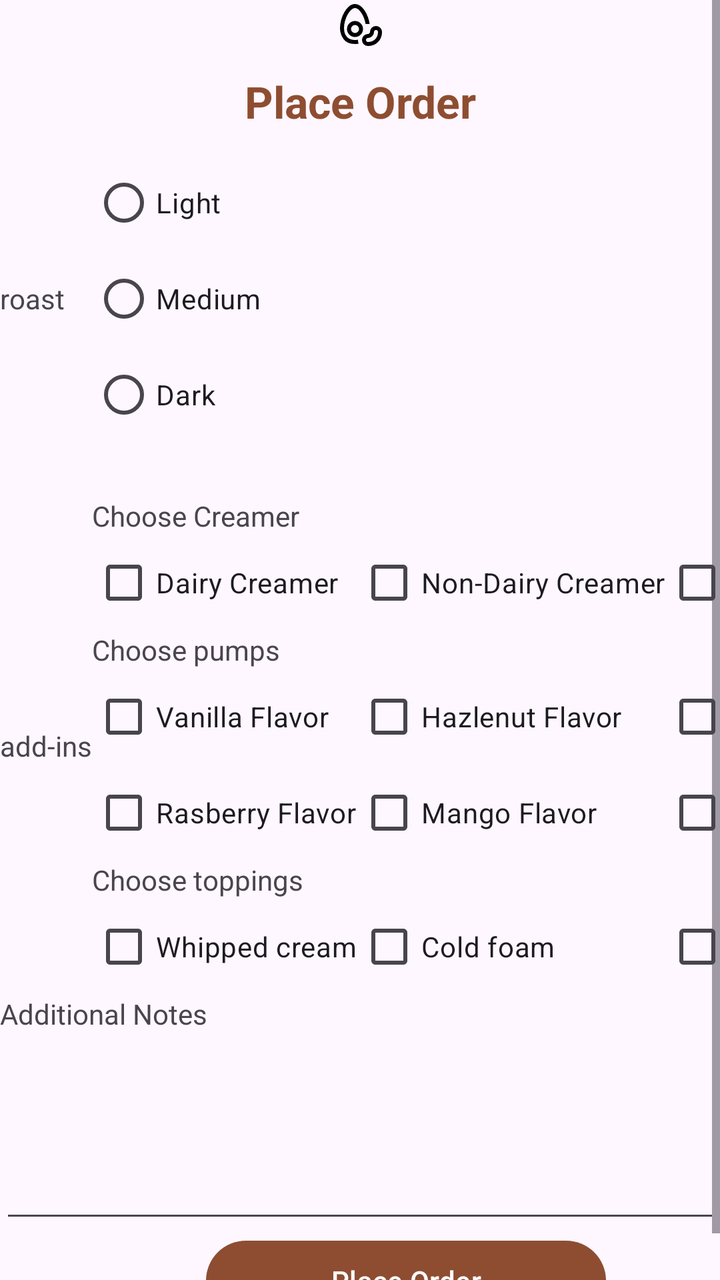
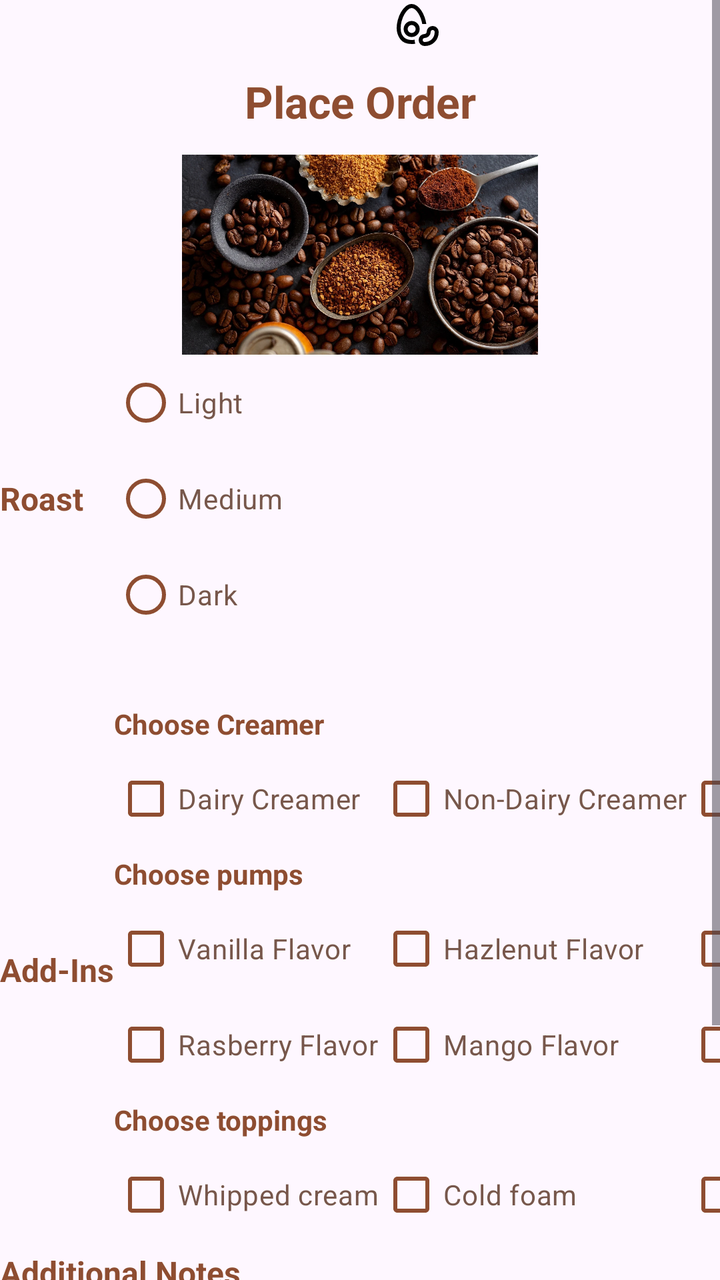

An Android layout rendered at two revisions. The XML below is the earlier revision; the diff shows what the commit changed to produce the second picture.
<!-- AndroidManifest.xml: application theme Theme.CoffeeMid -->
<!-- res/layout/activity_order_menu.xml -->
<?xml version="1.0" encoding="utf-8"?>
<ScrollView xmlns:android="http://schemas.android.com/apk/res/android"
    xmlns:app="http://schemas.android.com/apk/res-auto"
    xmlns:tools="http://schemas.android.com/tools"
    android:id="@+id/main"
    android:layout_width="match_parent"
    android:layout_height="match_parent"
    android:fillViewport="true"
    >

    <GridLayout
        android:layout_width="match_parent"
        android:layout_height="match_parent"
        android:scrollbars="vertical"
        android:columnCount="2"
        tools:context=".OrderMenu">

        <ImageView
            android:id="@+id/BeanIcon"
            android:layout_width="match_parent"
            android:layout_height="wrap_content"
            android:layout_columnSpan="2"

            android:src="@drawable/outline_avocado_bean_24"
            android:contentDescription="@string/app_logo"
            />

        <TextView
            android:id="@+id/menu_title"
            style="@style/AppTitle"
            android:text="Place Order"
            />

        <TextView
            android:id="@+id/roast_textview"
            android:layout_gravity="center_vertical"
            android:text="roast"
            />

        <RadioGroup
            android:id="@+id/roast_radio">

            <RadioButton
                android:id="@+id/light_opt"
                android:layout_width="wrap_content"
                android:layout_height="wrap_content"
                android:text="Light" />

            <RadioButton
                android:id="@+id/medium_opt"
                android:layout_width="wrap_content"
                android:layout_height="wrap_content"
                android:text="Medium" />

            <RadioButton
                android:id="@+id/dark_opt"
                android:layout_width="wrap_content"
                android:layout_height="wrap_content"
                android:text="Dark" />
        </RadioGroup>

        <TextView
            android:id="@+id/validation_textview"
            android:layout_width="match_parent"
            android:layout_height="wrap_content"
            android:layout_columnSpan="2"
            android:textColor="#CC0000"
            android:textStyle="bold"
            android:paddingTop="4dp"
            android:paddingBottom="4dp"
            android:text="" />

        
        <TextView
            android:id="@+id/addin_textview"
            android:layout_gravity="center_vertical"
            android:text="add-ins"
            />

        <GridLayout
            android:id="@+id/addin_Layout"
            android:layout_width="match_parent"
            android:columnCount="3">

            <TextView
                android:id="@+id/Dairy_Section_textview"
                android:layout_width="match_parent"
                android:layout_columnSpan="3"

                android:text="Choose Creamer"/>
            <CheckBox android:id="@+id/dairyCreamer" android:text="Dairy Creamer"/>
            <CheckBox android:id="@+id/nondairyCreamer" android:text="Non-Dairy Creamer"/>
            <CheckBox android:id="@+id/hahCreamer" android:text="half-half"/>

            <TextView
                android:id="@+id/Pumps_Section_textview"
                android:layout_width="match_parent"
                android:layout_columnSpan="3"

                android:text="Choose pumps"/>
            <CheckBox android:id="@+id/vanillaPump" android:text="Vanilla Flavor"/>
            <CheckBox android:id="@+id/hazlePump" android:text="Hazlenut Flavor"/>
            <CheckBox android:id="@+id/coconutPump" android:text="Coconut Flavor"/>
            <CheckBox android:id="@+id/rasberryPump" android:text="Rasberry Flavor"/>
            <CheckBox android:id="@+id/mangoPump" android:text="Mango Flavor"/>
            <CheckBox android:id="@+id/chocoPump" android:text="Chocolate Flavor"/>

            <TextView
                android:id="@+id/topping_Section_textview"
                android:layout_width="match_parent"
                android:layout_columnSpan="3"

                android:text="Choose toppings"/>
            <CheckBox android:id="@+id/whipTopping" android:text="Whipped cream"/>
            <CheckBox android:id="@+id/foamTopping" android:text="Cold foam"/>
            <CheckBox android:id="@+id/caramelTopping" android:text="Caramel syrup"/>
        </GridLayout>

        <TextView
            android:id="@+id/AdditionalNotes"
            android:layout_width="match_parent"
            android:layout_height="wrap_content"
            android:layout_columnSpan="2"

            android:text="Additional Notes"/>
        <EditText
            android:id="@+id/noteEditor"
            android:layout_width="match_parent"
            android:layout_height="100dp"
            android:layout_columnSpan="2"/>

        <Button
            android:id="@+id/submit_order"
            android:layout_width="200dp"
            android:layout_columnSpan="2"

            android:layout_gravity="center_horizontal"

            android:text="Place Order"
            />

    </GridLayout>
</ScrollView>
<!-- resources referenced by this layout -->
<resources>
  <!-- drawable outline_avocado_bean_24: vector/xml drawable (drawable, 2052 chars, omitted) -->
  <string name="app_logo">App_Logo</string>
  <style name="AppTitle">
          <item name="android:textSize">22sp</item>
          <item name="android:textStyle">bold</item>
          <item name="android:layout_width">match_parent</item>
          <item name="android:layout_height">wrap_content</item>
          <item name="android:paddingTop">12dp</item>
          <item name="android:paddingBottom">12dp</item>
          <item name="android:textAlignment">center</item>
          <item name="android:layout_columnSpan">2</item>
          <item name="android:textColor">?attr/colorPrimary</item>
      </style>
  <style name="Theme.CoffeeMid" parent="Base.Theme.CoffeeMid" />
  <style name="Base.Theme.CoffeeMid" parent="Theme.Material3.DayNight.NoActionBar">
          <item name="colorPrimary">@color/coffee_primary</item>
          <item name="colorSecondary">@color/coffee_secondary</item>
          <item name="colorSurface">@color/coffee_surface</item>
      </style>
  <color name="coffee_primary">#8e4d31</color>
  <color name="coffee_secondary">#77574b</color>
  <color name="coffee_surface">#685e30</color>
</resources>

<!-- the commit's change to res/layout/activity_order_menu.xml (unified diff, before → after) -->
@@ -10,16 +10,18 @@
 
     <GridLayout
         android:layout_width="match_parent"
-        android:layout_height="match_parent"
+        android:layout_height="wrap_content"
         android:scrollbars="vertical"
         android:columnCount="2"
         tools:context=".OrderMenu">
+
 
         <ImageView
             android:id="@+id/BeanIcon"
             android:layout_width="match_parent"
             android:layout_height="wrap_content"
             android:layout_columnSpan="2"
+            style="@style/HeaderLogo"
 
             android:src="@drawable/outline_avocado_bean_24"
             android:contentDescription="@string/app_logo"
@@ -28,13 +30,22 @@
         <TextView
             android:id="@+id/menu_title"
             style="@style/AppTitle"
-            android:text="Place Order"
+            android:text="@string/place_order_menu"
+            />
+
+
+        <ImageView
+            android:layout_width="wrap_content"
+            android:layout_height="100dp"
+            android:layout_columnSpan="2"
+            android:src="@drawable/coffee_grounds"
             />
 
         <TextView
             android:id="@+id/roast_textview"
             android:layout_gravity="center_vertical"
-            android:text="roast"
+            style="@style/Header2"
+            android:text="@string/roast_menu"
             />
 
         <RadioGroup
@@ -44,19 +55,25 @@
                 android:id="@+id/light_opt"
                 android:layout_width="wrap_content"
                 android:layout_height="wrap_content"
-                android:text="Light" />
+                style="@style/Option"
+
+                android:text="@string/light_menu" />
 
             <RadioButton
                 android:id="@+id/medium_opt"
                 android:layout_width="wrap_content"
                 android:layout_height="wrap_content"
-                android:text="Medium" />
+                style="@style/Option"
+
+                android:text="@string/medium_menu" />
 
             <RadioButton
                 android:id="@+id/dark_opt"
                 android:layout_width="wrap_content"
                 android:layout_height="wrap_content"
-                android:text="Dark" />
+                style="@style/Option"
+
+                android:text="@string/dark_menu" />
         </RadioGroup>
 
         <TextView
@@ -74,55 +91,57 @@
         <TextView
             android:id="@+id/addin_textview"
             android:layout_gravity="center_vertical"
-            android:text="add-ins"
+            style="@style/Header2"
+            android:text="@string/add_ins_menu"
             />
 
         <GridLayout
             android:id="@+id/addin_Layout"
-            android:layout_width="match_parent"
+            android:layout_width="wrap_content"
             android:columnCount="3">
 
             <TextView
                 android:id="@+id/Dairy_Section_textview"
-                android:layout_width="match_parent"
+                style="@style/Header3"
                 android:layout_columnSpan="3"
 
-                android:text="Choose Creamer"/>
-            <CheckBox android:id="@+id/dairyCreamer" android:text="Dairy Creamer"/>
-            <CheckBox android:id="@+id/nondairyCreamer" android:text="Non-Dairy Creamer"/>
-            <CheckBox android:id="@+id/hahCreamer" android:text="half-half"/>
+                android:text="@string/choose_creamer_menu"/>
+            <CheckBox android:id="@+id/dairyCreamer" android:text="@string/dairy_creamer" style="@style/Option"/>
+            <CheckBox android:id="@+id/nondairyCreamer" android:text="@string/non_dairy_creamer" style="@style/Option"/>
+            <CheckBox android:id="@+id/hahCreamer" android:text="@string/half_half" style="@style/Option"/>
 
             <TextView
                 android:id="@+id/Pumps_Section_textview"
-                android:layout_width="match_parent"
+                style="@style/Header3"
                 android:layout_columnSpan="3"
 
-                android:text="Choose pumps"/>
-            <CheckBox android:id="@+id/vanillaPump" android:text="Vanilla Flavor"/>
-            <CheckBox android:id="@+id/hazlePump" android:text="Hazlenut Flavor"/>
-            <CheckBox android:id="@+id/coconutPump" android:text="Coconut Flavor"/>
-            <CheckBox android:id="@+id/rasberryPump" android:text="Rasberry Flavor"/>
-            <CheckBox android:id="@+id/mangoPump" android:text="Mango Flavor"/>
-            <CheckBox android:id="@+id/chocoPump" android:text="Chocolate Flavor"/>
+                android:text="@string/choose_pumps_menu"/>
+            <CheckBox android:id="@+id/vanillaPump" android:text="@string/vanilla_flavor" style="@style/Option"/>
+            <CheckBox android:id="@+id/hazlePump" android:text="@string/hazlenut_flavor" style="@style/Option"/>
+            <CheckBox android:id="@+id/coconutPump" android:text="@string/coconut_flavor" style="@style/Option"/>
+            <CheckBox android:id="@+id/rasberryPump" android:text="@string/rasberry_flavor" style="@style/Option"/>
+            <CheckBox android:id="@+id/mangoPump" android:text="@string/mango_flavor" style="@style/Option"/>
+            <CheckBox android:id="@+id/chocoPump" android:text="@string/chocolate_flavor" style="@style/Option"/>
 
             <TextView
                 android:id="@+id/topping_Section_textview"
-                android:layout_width="match_parent"
+                style="@style/Header3"
                 android:layout_columnSpan="3"
 
-                android:text="Choose toppings"/>
-            <CheckBox android:id="@+id/whipTopping" android:text="Whipped cream"/>
-            <CheckBox android:id="@+id/foamTopping" android:text="Cold foam"/>
-            <CheckBox android:id="@+id/caramelTopping" android:text="Caramel syrup"/>
+                android:text="@string/choose_toppings_menu"/>
+            <CheckBox android:id="@+id/whipTopping" android:text="@string/whipped_cream" style="@style/Option"/>
+            <CheckBox android:id="@+id/foamTopping" android:text="@string/cold_foam" style="@style/Option"/>
+            <CheckBox android:id="@+id/caramelTopping" android:text="@string/caramel_syrup" style="@style/Option"/>
         </GridLayout>
 
         <TextView
             android:id="@+id/AdditionalNotes"
             android:layout_width="match_parent"
             android:layout_height="wrap_content"
+            style="@style/Header2"
             android:layout_columnSpan="2"
 
-            android:text="Additional Notes"/>
+            android:text="@string/additional_notes_menu"/>
         <EditText
             android:id="@+id/noteEditor"
             android:layout_width="match_parent"
@@ -136,7 +155,7 @@
 
             android:layout_gravity="center_horizontal"
 
-            android:text="Place Order"
+            android:text="@string/place_order_menu"
             />
 
     </GridLayout>
<!-- resource entries referenced after the edit -->
@@ -1,7 +1,30 @@
 <!-- resources referenced by this layout -->
 <resources>
+  <!-- drawable coffee_grounds: webp bitmap (drawable, 395518 bytes) -->
   <!-- drawable outline_avocado_bean_24: vector/xml drawable (drawable, 2052 chars, omitted) -->
+  <string name="add_ins_menu">Add-Ins</string>
+  <string name="additional_notes_menu">Additional Notes</string>
   <string name="app_logo">App_Logo</string>
+  <string name="caramel_syrup">Caramel syrup</string>
+  <string name="chocolate_flavor">Chocolate Flavor</string>
+  <string name="choose_creamer_menu">Choose Creamer</string>
+  <string name="choose_pumps_menu">Choose pumps</string>
+  <string name="choose_toppings_menu">Choose toppings</string>
+  <string name="coconut_flavor">Coconut Flavor</string>
+  <string name="cold_foam">Cold foam</string>
+  <string name="dairy_creamer">Dairy Creamer</string>
+  <string name="dark_menu">Dark</string>
+  <string name="half_half">half-half</string>
+  <string name="hazlenut_flavor">Hazlenut Flavor</string>
+  <string name="light_menu">Light</string>
+  <string name="mango_flavor">Mango Flavor</string>
+  <string name="medium_menu">Medium</string>
+  <string name="non_dairy_creamer">Non-Dairy Creamer</string>
+  <string name="place_order_menu">Place Order</string>
+  <string name="rasberry_flavor">Rasberry Flavor</string>
+  <string name="roast_menu">Roast</string>
+  <string name="vanilla_flavor">Vanilla Flavor</string>
+  <string name="whipped_cream">Whipped cream</string>
   <style name="AppTitle">
           <item name="android:textSize">22sp</item>
           <item name="android:textStyle">bold</item>
@@ -12,6 +35,38 @@
           <item name="android:textAlignment">center</item>
           <item name="android:layout_columnSpan">2</item>
           <item name="android:textColor">?attr/colorPrimary</item>
+      </style>
+  <style name="Header2">
+          <item name="android:textSize">16sp</item>
+          <item name="android:textStyle">bold</item>
+          <item name="android:layout_width">wrap_content</item>
+          <item name="android:layout_height">wrap_content</item>
+          <item name="android:paddingTop">4dp</item>
+          <item name="android:paddingBottom">4dp</item>
+          <item name="android:textAlignment">viewStart</item>
+          <item name="android:layout_columnSpan">1</item>
+          <item name="android:textColor">?attr/colorPrimary</item>
+      </style>
+  <style name="Header3">
+          <item name="android:textStyle">bold</item>
+          <item name="android:layout_width">wrap_content</item>
+          <item name="android:layout_height">wrap_content</item>
+          <item name="android:paddingTop">4dp</item>
+          <item name="android:paddingBottom">4dp</item>
+          <item name="android:textAlignment">viewStart</item>
+          <item name="android:textColor">?attr/colorPrimary</item>
+      </style>
+  <style name="HeaderLogo">
+          <item name="android:layout_width">80dp</item>
+          <item name="android:layout_height">80dp</item>
+          <item name="android:layout_gravity">center_horizontal</item>s
+          <item name="color">?attr/colorPrimary</item>
+      </style>
+  <style name="Option">
+          <item name="android:layout_height">wrap_content</item>
+          <item name="android:layout_width">wrap_content</item>
+          <item name="android:textColor">?attr/colorSecondary</item>
+          <item name="buttonTint">?attr/colorPrimary</item>
       </style>
   <style name="Theme.CoffeeMid" parent="Base.Theme.CoffeeMid" />
   <style name="Base.Theme.CoffeeMid" parent="Theme.Material3.DayNight.NoActionBar">
